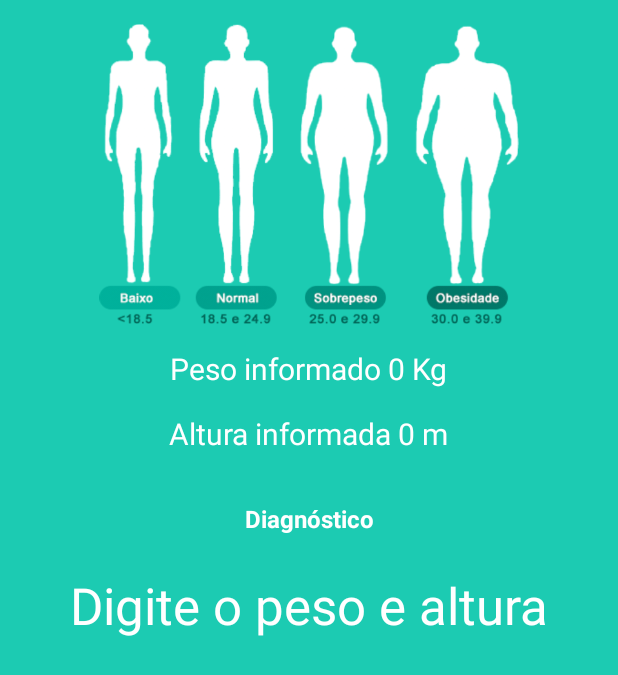
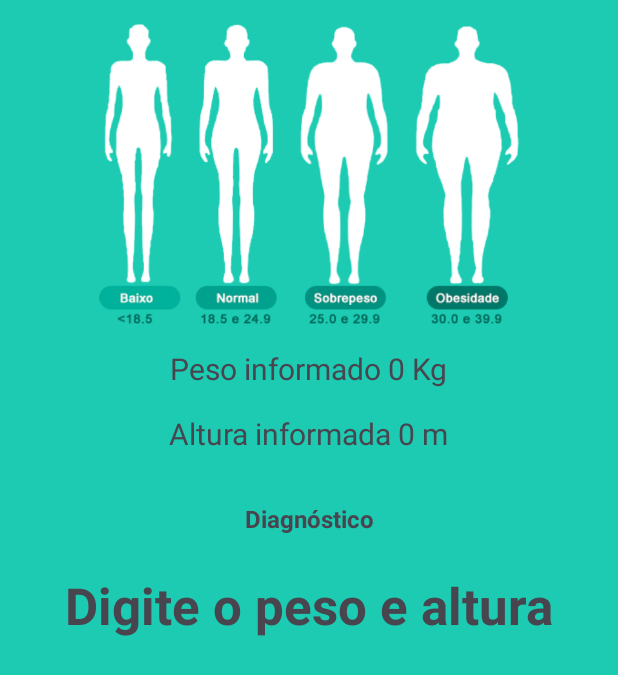
Before and after one commit to SAANDRIN/CalculadorIMC, an Android app: the ResultadoActivity screen opened directly, with no data from a screen before it, on a phone screen of 412 x 824 dp. Shown: the top 675 px of the screen. Run offline under Robolectric (Android 15) with nearby library versions, the phone set to English and light mode, and no system bars.

Commit message:
App finalizado

```diff
--- a/app/src/main/res/layout/activity_resultado.xml
+++ b/app/src/main/res/layout/activity_resultado.xml
@@ -26,7 +26,6 @@
         android:layout_height="wrap_content"
         android:layout_marginTop="16dp"
         android:text="Peso informado 0 Kg"
-        android:textColor="@color/white"
         android:textSize="20sp"
         app:layout_constraintEnd_toEndOf="parent"
         app:layout_constraintHorizontal_bias="0.5"
@@ -39,7 +38,6 @@
         android:layout_height="wrap_content"
         android:layout_marginTop="16dp"
         android:text="Altura informada 0 m"
-        android:textColor="@color/white"
         android:textSize="20sp"
         app:layout_constraintEnd_toEndOf="parent"
         app:layout_constraintHorizontal_bias="0.5"
@@ -52,7 +50,6 @@
         android:layout_height="wrap_content"
         android:layout_marginTop="32dp"
         android:text="Diagnóstico"
-        android:textColor="@color/white"
         android:textSize="16sp"
         android:textStyle="bold"
         app:layout_constraintEnd_toEndOf="parent"
@@ -69,7 +66,7 @@
         android:layout_marginEnd="16dp"
         android:text="Digite o peso e altura"
         android:textAlignment="center"
-        android:textColor="@color/white"
+        android:textStyle="bold"
         android:textSize="34sp"
         app:layout_constraintEnd_toEndOf="parent"
         app:layout_constraintHorizontal_bias="0.5"
```
